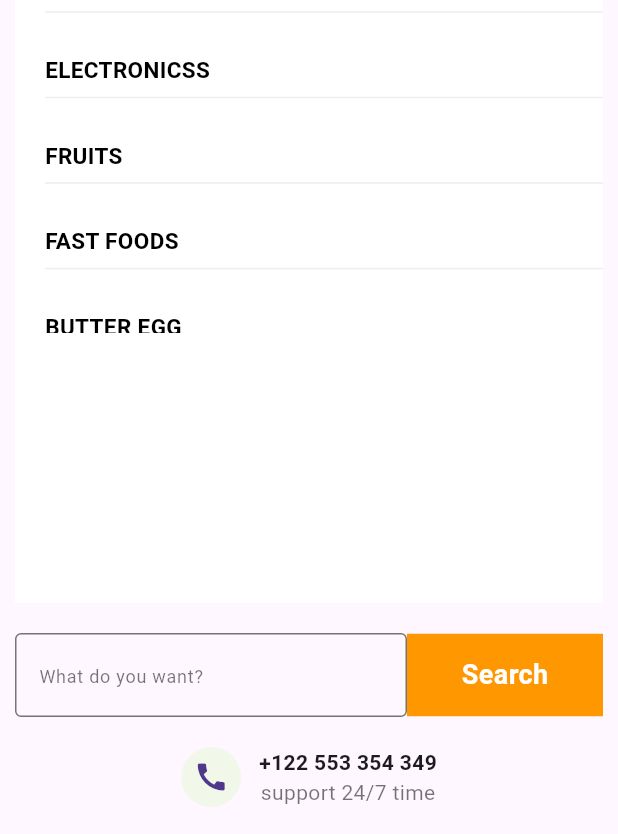
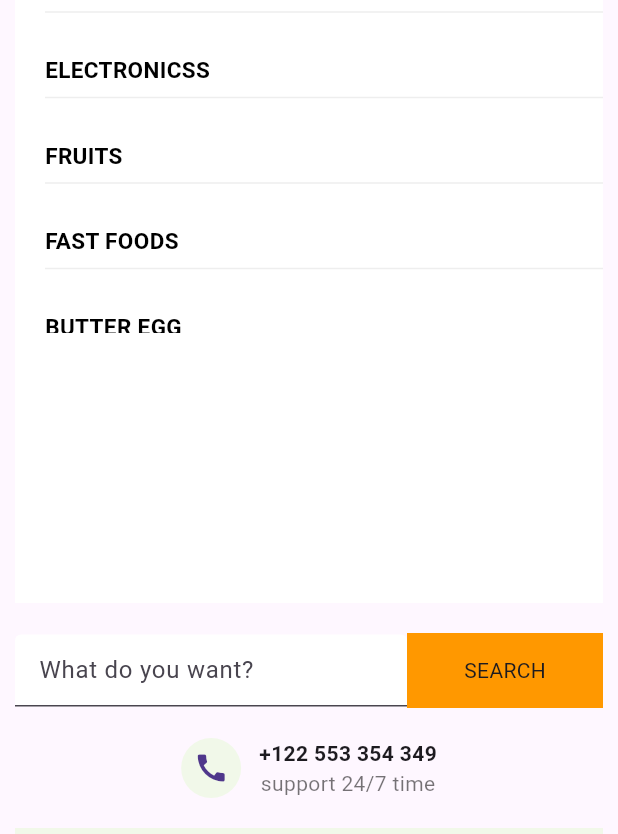
Before and after one commit to kologjohn/rainin, a Flutter app: the screen it shows after launch, after a tap on "ALL DEPARTMENTS", on a phone screen of 412 x 824 dp, the part 402-1236 px from its top. Run offline on Flutter 3.47's test engine with Material 3 defaults, Android fonts, the phone set to English and light mode, and no system bars; our stand-ins replace flutter_svg; missing offline and left inert: scroll_loop_auto_scroll, slidable_bar; statements that could not run were skipped.

Commit message:
Merge remote-tracking branch 'origin/master'

```diff
--- a/lib/responsive/mobile_scaffold.dart
+++ b/lib/responsive/mobile_scaffold.dart
@@ -1,6 +1,5 @@
 import 'package:flutter/material.dart';
 import 'package:flutter_svg/svg.dart';
-import 'package:raininn/widgets/drawer.dart';
 import 'package:scroll_loop_auto_scroll/scroll_loop_auto_scroll.dart';
 
 import '../widgets/menu_type.dart';
@@ -41,7 +40,7 @@ class _MobileScaffoldState extends State<MobileScaffold> {
           children: [
             const DrawerHeader(
                 child: Text(
-                  "RAININN MALL",
+                  "RAIN INN MALL",
                   style: TextStyle(
                       fontSize: 25,
                       fontWeight: FontWeight.w600
@@ -87,7 +86,7 @@ class _MobileScaffoldState extends State<MobileScaffold> {
                 ],
               ),
             ),
-            SizedBox(height: 30),
+            const SizedBox(height: 30),
             const ExpansionTile(
               leading: Icon(Icons.menu, color: Colors.white54,),
                 title: Text("MENU", style: TextStyle(color: Colors.white, fontWeight: FontWeight.bold),),
@@ -110,7 +109,7 @@ class _MobileScaffoldState extends State<MobileScaffold> {
                 ),
               ],
             ),
-            SizedBox(height: 30),
+            const SizedBox(height: 30),
             Padding(
               padding: const EdgeInsets.all(8.0),
               child: Row(
@@ -143,7 +142,7 @@ class _MobileScaffoldState extends State<MobileScaffold> {
                 children: [
                   Icon(Icons.location_pin, size: 18,),
                   SizedBox(width: 8),
-                  Text("Along the commercial street, Bolgatanga"),
+                  Text("Along the commercial street, Bolga"),
                 ],
               ),
             )
@@ -371,35 +370,30 @@ class _MobileScaffoldState extends State<MobileScaffold> {
                     children: [
                       Row(
                         children: [
-                          Expanded(
-                            flex: 2,
+                          const Expanded(
+                              flex: 2,
                               child: TextField(
                                 decoration: InputDecoration(
-                                    hintText: "What do you want?",
-                                    hintStyle: const TextStyle(fontSize: 12, color: Colors.black54),
-                                    focusedBorder: OutlineInputBorder(
-                                      borderSide: BorderSide(color: Colors.grey.shade600),
-                                    ),
-                                    enabledBorder: OutlineInputBorder(
-                                      borderSide: BorderSide(color: Colors.grey.shade600),
-                                    )
+                                    hintText: 'What do you want?',
+                                    fillColor: Colors.white,
+                                    filled: true
                                 ),
                               )
                           ),
                           Expanded(
                               child: Container(
+                                height: 50,
                                 color: Colors.orange,
-                                height: 55,
                                 child: const Column(
                                   mainAxisAlignment: MainAxisAlignment.center,
                                   children: [
-                                    Text("Search", style: TextStyle(fontSize: 18, fontWeight: FontWeight.bold, color: Colors.white),),
+                                    Text("SEARCH"),
                                   ],
                                 ),
                               )
                           )
                         ],
-                      )
+                      ),
                     ],
                   ),
                   const SizedBox(height: 20,),
@@ -409,10 +403,10 @@ class _MobileScaffoldState extends State<MobileScaffold> {
                         mainAxisAlignment: MainAxisAlignment.center,
                         children: [
                           CircleAvatar(
+                            backgroundColor: Colors.lightGreen[50],
                             child: const Icon(
                                 Icons.call
                             ),
-                            backgroundColor: Colors.lightGreen[50],
                           ),
                           const SizedBox(width: 12),
                           const Column(
```
Also changed, not shown: lib/responsive/desktop_scaffold.dart (+31 -21 lines), lib/responsive/tablet_scaffold.dart (+20 -20 lines), lib/forms/login.dart (added), lib/forms/signup.dart (added).
